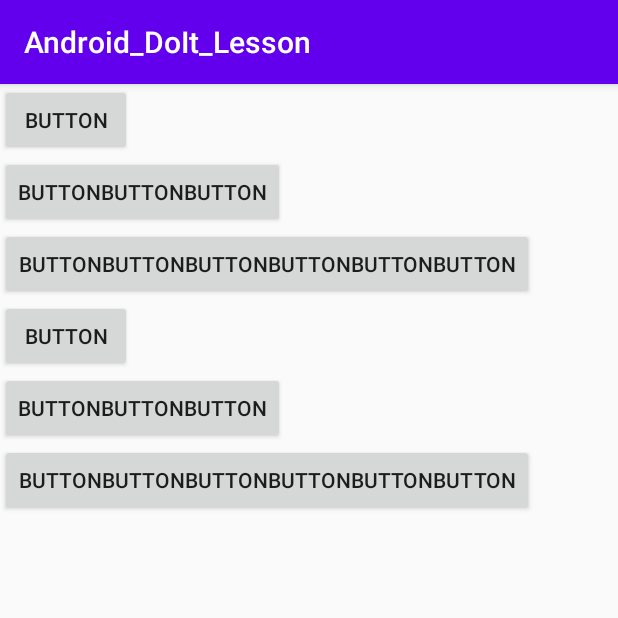
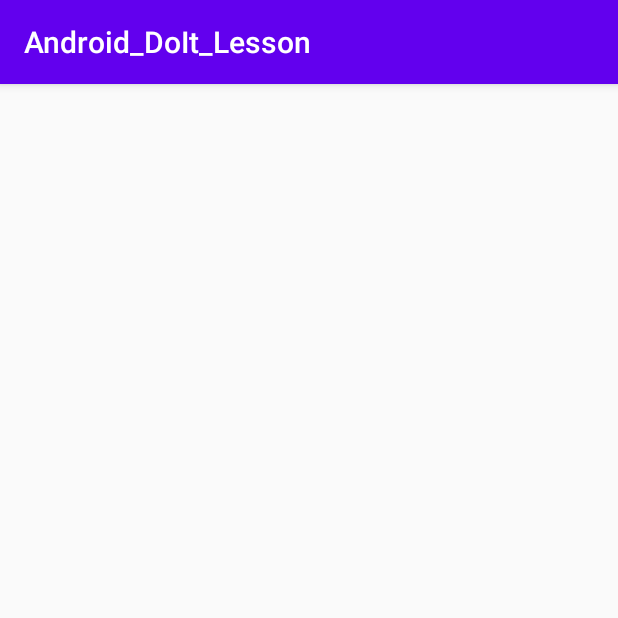
Before and after one commit to corn1200/Android_DoIt_Lesson, an Android app: the screen it shows after launch (MainActivity), on a phone screen of 412 x 824 dp, the top half of it. Run offline under Robolectric (Android 15) with nearby library versions, the phone set to English and light mode, and no system bars.

Commit message:
part02 chapter07 02 recycle layout

```diff
--- a/app/src/main/res/layout/activity_main.xml
+++ b/app/src/main/res/layout/activity_main.xml
@@ -3,41 +3,4 @@
     xmlns:app="http://schemas.android.com/apk/res-auto"
     android:layout_width="match_parent"
     android:layout_height="match_parent"
-    android:orientation="vertical" >
-
-    <Button
-        android:id="@+id/button"
-        android:layout_width="wrap_content"
-        android:layout_height="wrap_content"
-        android:text="Button" />
-
-    <Button
-        android:id="@+id/button2"
-        android:layout_width="wrap_content"
-        android:layout_height="wrap_content"
-        android:text="ButtonButtonButton" />
-
-    <Button
-        android:id="@+id/button3"
-        android:layout_width="wrap_content"
-        android:layout_height="wrap_content"
-        android:text="ButtonButtonButtonButtonButtonButton" />
-
-    <Button
-        android:id="@+id/button4"
-        android:layout_width="wrap_content"
-        android:layout_height="wrap_content"
-        android:text="Button" />
-
-    <Button
-        android:id="@+id/button5"
-        android:layout_width="wrap_content"
-        android:layout_height="wrap_content"
-        android:text="ButtonButtonButton" />
-
-    <Button
-        android:id="@+id/button6"
-        android:layout_width="wrap_content"
-        android:layout_height="wrap_content"
-        android:text="ButtonButtonButtonButtonButtonButton" />
-</LinearLayout>
+    android:orientation="vertical" />
--- /dev/null
+++ b/app/src/main/res/values/dimens.xml
@@ -0,0 +1,4 @@
+<?xml version="1.0" encoding="utf-8"?>
+<resources>
+    <dimen name="text_size" >30sp</dimen>
+</resources>
```
Also changed, not shown: app/src/main/java/com/example/AndroidDoItLesson/MyButton.java (added, +32 -0 lines).
